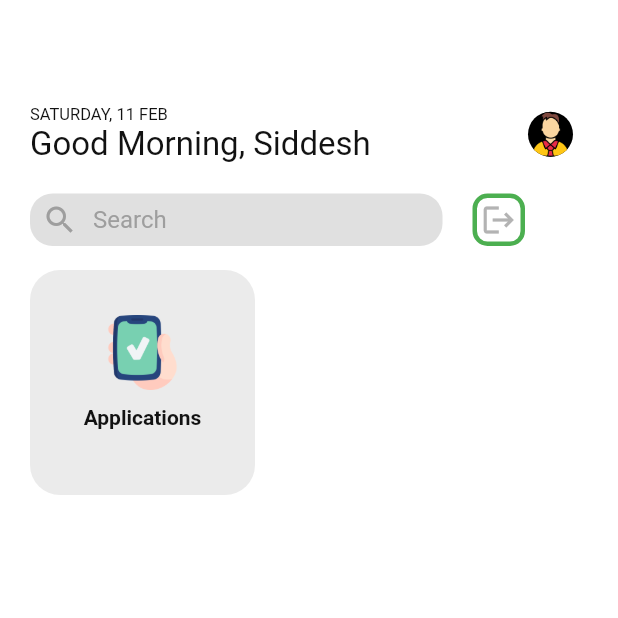
After one commit to PrerakGada/EatEasy, a Flutter app: the AdminDashBoard screen opened directly, on a phone screen of 412 x 824 dp, the top half of it. The commit adds this screen. Run offline on Flutter 3.47's test engine with Material 2 defaults, Android fonts, the phone set to English and light mode, and no system bars; our stand-ins replace curved_navigation_bar, firebase_auth, firebase_core, page_transition, smooth_page_indicator; accounts and stored records are empty.

Commit message:
Admin Ui Implemented

```diff
--- /dev/null
+++ b/lib/screens/admin/admin_screen.dart
@@ -0,0 +1,280 @@
+import 'package:eat_easy/Theme/app_colors.dart';
+import 'package:eat_easy/screens/admin/check_applications_screen.dart';
+import 'package:firebase_auth/firebase_auth.dart';
+import 'package:flutter/material.dart';
+import 'package:page_transition/page_transition.dart';
+
+class AdminDashBoard extends StatefulWidget {
+  const AdminDashBoard({super.key});
+  static const String id = 'retailer-screen';
+
+  @override
+  State<AdminDashBoard> createState() => _AdminDashBoardState();
+}
+
+class _AdminDashBoardState extends State<AdminDashBoard> {
+  @override
+  Widget build(BuildContext context) {
+    // final auth = Provider.of<AuthProvider>(context);
+    return Scaffold(
+      backgroundColor: Colors.white,
+      appBar: PreferredSize(
+        preferredSize: Size.fromHeight(150),
+        child: Container(
+          padding: EdgeInsets.only(top: 70, left: 20, right: 30),
+          child: Column(
+            children: [
+              Row(
+                mainAxisAlignment: MainAxisAlignment.start,
+                children: [
+                  Column(
+                    mainAxisAlignment: MainAxisAlignment.start,
+                    crossAxisAlignment: CrossAxisAlignment.start,
+                    children: const [
+                      Text(
+                        'SATURDAY, 11 FEB',
+                        style: TextStyle(fontSize: 11, color: AppColors.black),
+                      ),
+                      Text(
+                        'Good Morning, Siddesh',
+                        style: TextStyle(fontSize: 22, color: AppColors.black),
+                      )
+                    ],
+                  ),
+                  const Spacer(),
+                  const CircleAvatar(
+                    backgroundImage: AssetImage('assets/admin.png'),
+                    maxRadius: 15,
+                  )
+                ],
+              ),
+              const SizedBox(
+                height: 20,
+              ),
+              Row(
+                children: [
+                  Container(
+                    height: 35,
+                    width: 275,
+                    decoration: BoxDecoration(
+                      color: Colors.grey[300],
+                      borderRadius: BorderRadius.circular(15),
+                    ),
+                    child: Padding(
+                      padding: const EdgeInsets.only(left: 8.0),
+                      child: Row(
+                        children: const [
+                          Icon(
+                            Icons.search,
+                            color: Colors.grey,
+                          ),
+                          SizedBox(
+                            width: 10,
+                          ),
+                          Text(
+                            'Search',
+                            style: TextStyle(fontSize: 16, color: Colors.grey),
+                          ),
+                        ],
+                      ),
+                    ),
+                  ),
+                  const SizedBox(
+                    width: 20,
+                  ),
+                  InkWell(
+                    onTap: () {
+                      // AuthController.instance.signOut();
+                      // auth.error = '';
+
+                      // FirebaseAuth.instance.signOut().then((value) {
+                      //   Navigator.push(
+                      //       context,
+                      //       MaterialPageRoute(
+                      //         builder: (context) => WelcomeScreen(),
+                      //       ));
+                      // });
+                    },
+                    child: Container(
+                      height: 35,
+                      width: 35,
+                      decoration: BoxDecoration(
+                        border: Border.all(color: Colors.green, width: 3),
+                        borderRadius: BorderRadius.circular(10),
+                      ),
+                      child: const Icon(Icons.logout),
+                    ),
+                  ),
+                ],
+              )
+            ],
+          ),
+        ),
+      ),
+      body: Padding(
+        padding: const EdgeInsets.only(left: 20.0, top: 30, right: 20),
+        child: SingleChildScrollView(
+          scrollDirection: Axis.vertical,
+          child: Container(
+            width: MediaQuery.of(context).size.width,
+            child: Column(
+              crossAxisAlignment: CrossAxisAlignment.start,
+              children: [
+                // Container(
+                //   // color: Colors.red,
+
+                //   height: 150,
+                //   child: Stack(
+                //     children: [
+                //       Image.asset('assets/logo.png'),
+                //       Padding(
+                //         padding: EdgeInsets.only(top: 18, left: 10),
+                //         child: Column(
+                //           crossAxisAlignment: CrossAxisAlignment.start,
+                //           children: const [
+                //             Text(
+                //               'Freshfood from farm',
+                //               style: TextStyle(
+                //                 color: Colors.white,
+                //                 fontSize: 18,
+                //               ),
+                //             ),
+                //             Text(
+                //               'Easy to pick your food!',
+                //               style: TextStyle(
+                //                 color: Color(0xffE2E2E2),
+                //                 fontSize: 13,
+                //               ),
+                //             ),
+                //           ],
+                //         ),
+                //       ),
+                //     ],
+                //   ),
+                // ),
+                Row(
+                  children: [
+                    InkWell(
+                      onTap: () {
+                        Navigator.push(
+                          context,
+                          PageTransition(
+                            child: const CheckApplications(),
+                            type: PageTransitionType.fade,
+                          ),
+                        );
+                      },
+                      child: Container(
+                        alignment: Alignment.center,
+                        decoration: BoxDecoration(
+                            color: Color.fromARGB(255, 235, 235, 235),
+                            borderRadius: BorderRadius.circular(20)),
+                        width: 150,
+                        height: 150,
+                        child: Padding(
+                          padding: const EdgeInsets.symmetric(vertical: 30),
+                          child: Column(
+                            crossAxisAlignment: CrossAxisAlignment.center,
+                            children: [
+                              Image.asset(
+                                "assets/mobile.png",
+                                width: 50,
+                                height: 50,
+                              ),
+                              const SizedBox(
+                                height: 10,
+                              ),
+                              const Text(
+                                "Applications",
+                                style: TextStyle(
+                                    color: AppColors.black,
+                                    fontWeight: FontWeight.bold),
+                              ),
+                            ],
+                          ),
+                        ),
+                      ),
+                    ),
+                  ],
+                )
+              ],
+            ),
+          ),
+        ),
+      ),
+
+      // bottomNavigationBar: BottomAppBar(
+      //   color: Colors.white,
+      //   child: Container(
+      //     height: 50,
+      //     child: Row(
+      //       crossAxisAlignment: CrossAxisAlignment.start,
+      //       mainAxisAlignment: MainAxisAlignment.spaceEvenly,
+      //       children: [
+      //         Container(
+      //           child: Column(
+      //             children: [
+      //               Image.asset('assets/Layer 2.png'),
+      //               Text(
+      //                 'Home',
+      //                 style: TextStyle(
+      //                   color: Color(0xff3dab85),
+      //                   fontSize: 12,
+      //                 ),
+      //               )
+      //             ],
+      //           ),
+      //         ),
+      //         Container(
+      //           child: Column(
+      //             children: [
+      //               Image.asset('assets/trash 1.png'),
+      //               Text(
+      //                 'Cooking Food',
+      //                 style: TextStyle(
+      //                   color: Colors.grey,
+      //                   fontSize: 12,
+      //                 ),
+      //               )
+      //             ],
+      //           ),
+      //         ),
+      //         CircleAvatar(
+      //           child: Icon(Icons.search),
+      //           backgroundColor: Color(0xff3dab85),
+      //         ),
+      //         Container(
+      //           child: Column(
+      //             children: [
+      //               Image.asset('assets/heart.png'),
+      //               Text(
+      //                 'Favourites',
+      //                 style: TextStyle(
+      //                   color: Colors.grey,
+      //                   fontSize: 12,
+      //                 ),
+      //               )
+      //             ],
+      //           ),
+      //         ),
+      //         Container(
+      //           child: Column(
+      //             children: [
+      //               Image.asset('assets/cart.png'),
+      //               Text(
+      //                 'Cart',
+      //                 style: TextStyle(
+      //                   color: Colors.grey,
+      //                   fontSize: 12,
+      //                 ),
+      //               )
+      //             ],
+      //           ),
+      //         )
+      //       ],
+      //     ),
+      //   ),
+      // ),
+    );
+  }
+}
--- a/lib/screens/onboarding_screen.dart
+++ b/lib/screens/onboarding_screen.dart
@@ -1,5 +1,6 @@
 import 'dart:async';
 
+import 'package:eat_easy/screens/admin/admin_screen.dart';
 import 'package:eat_easy/screens/login_screen.dart';
 import 'package:eat_easy/screens/signUp_screen.dart';
 import 'package:flutter/material.dart';
@@ -78,7 +79,7 @@ class _OnboardingScreenState extends State<OnboardingScreen> {
                         : Navigator.pushReplacement(
                             context,
                             PageRouteBuilder(
-                              pageBuilder: (_, __, ___) => SignUpScreen(),
+                              pageBuilder: (_, __, ___) => AdminDashBoard(),
                               transitionDuration:
                                   const Duration(milliseconds: 300),
                               transitionsBuilder: (_, a, __, c) =>
--- a/pubspec.yaml
+++ b/pubspec.yaml
@@ -45,6 +45,7 @@ dependencies:
   firebase_core: ^2.5.0
   firebase_auth: ^4.2.6
   cloud_firestore: ^4.3.2
+  page_transition: ^2.0.9
 
 dev_dependencies:
   flutter_test:
```
Also changed, not shown: lib/screens/admin/check_applications_screen.dart (added, +175 -0 lines), assets/admin.png (added), assets/mobile.png (added), pubspec.lock.
